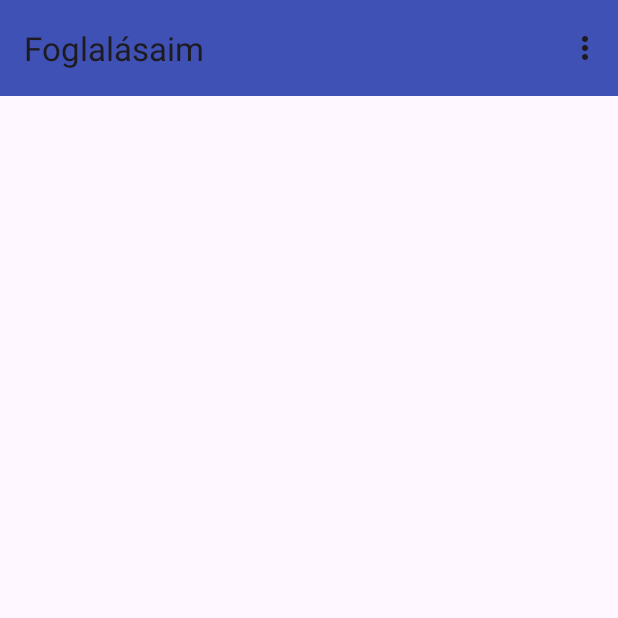
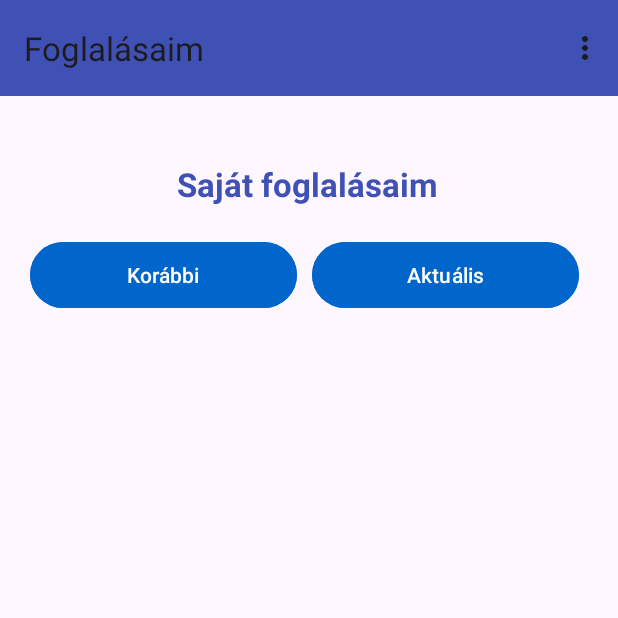
Before and after one commit to ttdd33/Android-BuszjaratkezeloApp, an Android app: the myReservationsFragment screen opened through its navigation route, on a phone screen of 412 x 824 dp, the top half of it. Run offline under Robolectric (Android 15) with nearby library versions, the phone set to English and light mode, and no system bars; our stand-ins replace navigation-ui.

Commit message:
My Reservations váz kialakítás

```diff
--- a/app/src/main/res/layout/fragment_my_reservations.xml
+++ b/app/src/main/res/layout/fragment_my_reservations.xml
@@ -1,6 +1,54 @@
 <?xml version="1.0" encoding="utf-8"?>
 <androidx.constraintlayout.widget.ConstraintLayout xmlns:android="http://schemas.android.com/apk/res/android"
+    xmlns:app="http://schemas.android.com/apk/res-auto"
     xmlns:tools="http://schemas.android.com/tools"
     android:layout_width="match_parent"
     android:layout_height="match_parent"
-    tools:context=".ui.myReservationsFragment" />
+    tools:context=".ui.myReservationsFragment">
+
+    <LinearLayout
+        android:layout_width="409dp"
+        android:layout_height="0dp"
+        android:orientation="vertical"
+        app:layout_constraintBottom_toBottomOf="parent"
+        app:layout_constraintTop_toTopOf="parent"
+        app:layout_constraintVertical_bias="0.0"
+        tools:layout_editor_absoluteX="1dp">
+
+        <TextView
+            android:id="@+id/reservationTextView"
+            android:layout_width="match_parent"
+            android:layout_height="wrap_content"
+            android:layout_marginTop="44dp"
+            android:gravity="center"
+            android:text="Saját foglalásaim"
+            android:textColor="#3F51B5"
+            android:textSize="22sp"
+            android:textStyle="bold" />
+
+        <LinearLayout
+            android:layout_width="match_parent"
+            android:layout_height="53dp"
+            android:layout_marginTop="20dp"
+            android:orientation="horizontal">
+
+            <Button
+                android:id="@+id/previousReservationButton"
+                android:layout_width="178dp"
+                android:layout_height="52dp"
+                android:layout_marginStart="20dp"
+                android:backgroundTint="#0066CC"
+                android:text="Korábbi" />
+
+            <Button
+                android:id="@+id/actualReservationButton"
+                android:layout_width="178dp"
+                android:layout_height="52dp"
+                android:layout_marginStart="10dp"
+                android:layout_marginEnd="10dp"
+                android:backgroundTint="#0066CC"
+                android:text="Aktuális" />
+        </LinearLayout>
+    </LinearLayout>
+
+</androidx.constraintlayout.widget.ConstraintLayout>
```
